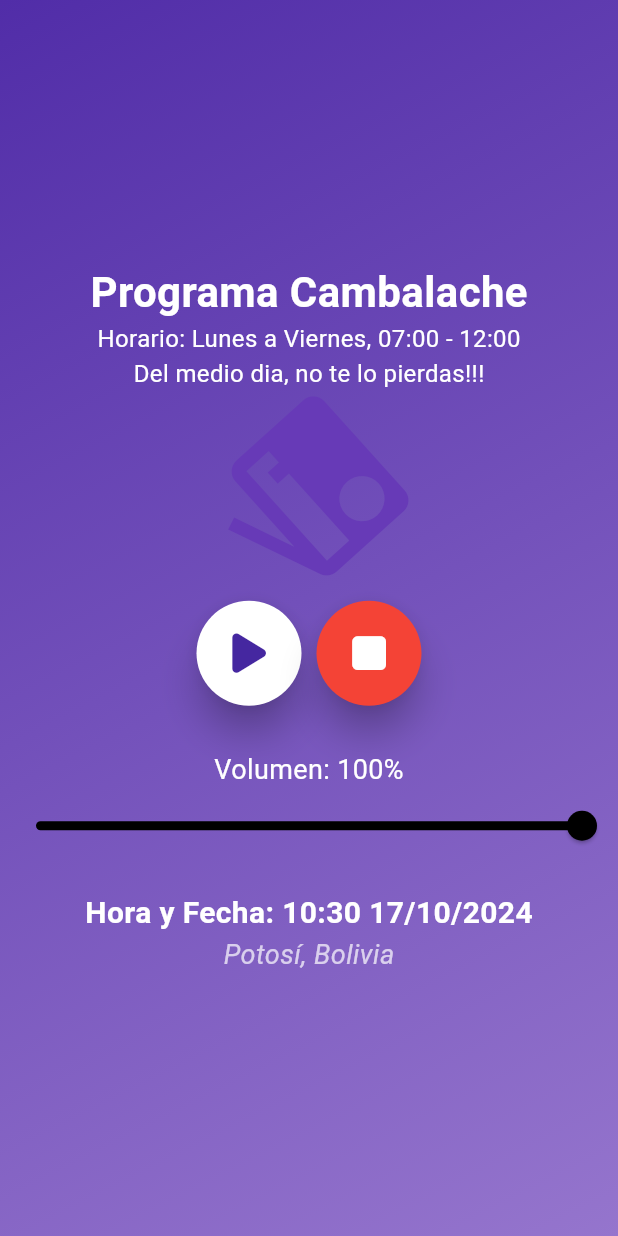
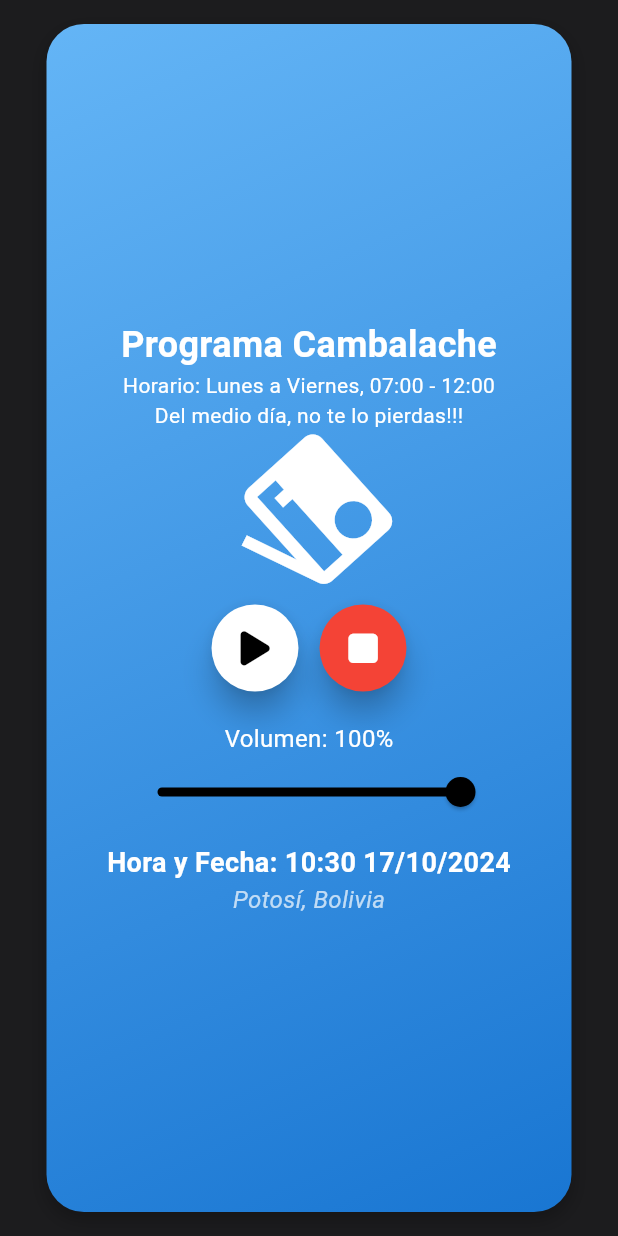
Before and after one commit to Marcelochoquecruz/INVESTIGACION-app-movil-anuncios-y-calsificados-, a Flutter app: the RadioView screen opened by its route, on a phone screen of 412 x 824 dp. Run offline on Flutter 3.47's test engine with Material 3 defaults, Android fonts, the phone set to English and light mode, and no system bars; our stand-ins replace audioplayers, carousel_slider, cloud_firestore, firebase_auth, firebase_core, font_awesome_flutter and 2 more; accounts and stored records are empty.

Commit message:
Estylo alredio funcionando

```diff
--- a/lib/views/radio_view.dart
+++ b/lib/views/radio_view.dart
@@ -10,7 +10,8 @@ class RadioView extends StatefulWidget {
   _RadioViewState createState() => _RadioViewState();
 }
 
-class _RadioViewState extends State<RadioView> with SingleTickerProviderStateMixin {
+class _RadioViewState extends State<RadioView>
+    with SingleTickerProviderStateMixin {
   final AudioPlayer _audioPlayer = AudioPlayer();
   bool _isPlaying = false;
   double _volume = 1.0;
@@ -37,7 +38,8 @@ class _RadioViewState extends State<RadioView> with SingleTickerProviderStateMix
       await _audioPlayer.pause();
       _animationController.stop();
     } else {
-      await _audioPlayer.play(UrlSource('https://azura2.bitstreaming.net:8000/radio128.aac'));
+      await _audioPlayer
+          .play(UrlSource('https://azura2.bitstreaming.net:8000/radio128.aac'));
       _animationController.repeat();
     }
     setState(() {
@@ -65,30 +67,50 @@ class _RadioViewState extends State<RadioView> with SingleTickerProviderStateMix
     return Scaffold(
       body: Container(
         decoration: BoxDecoration(
+          color: Color(0xFF1C1C1E), // Color de fondo oscuro estilo iOS
+        ),
+        child: Center(
+          child: Container(
+            width: 350, // Establece un ancho fijo para el contenedor
+            padding: const EdgeInsets.all(20), // Aumentar el padding
+            margin: const EdgeInsets.all(16),
+            decoration: BoxDecoration(
               gradient: LinearGradient(
-            colors: [Colors.deepPurple[700]!, Colors.deepPurple[300]!],
+                colors: [
+                  Colors.blue[300]!,
+                  Colors.blue[700]!
+                ], // Colores degradados
                 begin: Alignment.topLeft,
                 end: Alignment.bottomRight,
               ),
+              borderRadius: BorderRadius.circular(25),
+              boxShadow: [
+                BoxShadow(
+                  color: Colors.black26, // Sombra
+                  blurRadius: 10,
+                  offset: Offset(0, 5),
                 ),
-        child: Center(
+              ],
+            ),
             child: Column(
               mainAxisAlignment: MainAxisAlignment.center,
               children: [
                 const Text(
                   'Programa Cambalache',
-                style: TextStyle(fontSize: 28, fontWeight: FontWeight.bold, color: Colors.white),
+                  style: TextStyle(
+                      fontSize: 24,
+                      fontWeight: FontWeight.bold,
+                      color: Colors.white),
                 ),
-
                 const Text(
                   'Horario: Lunes a Viernes, 07:00 - 12:00',
-                style: TextStyle(fontSize: 16, color: Colors.white),
+                  style: TextStyle(fontSize: 14, color: Colors.white),
                 ),
                 const Text(
-                'Del medio dia, no te lo pierdas!!!',
-                style: TextStyle(fontSize: 16, color: Colors.white),
+                  'Del medio día, no te lo pierdas!!!',
+                  style: TextStyle(fontSize: 14, color: Colors.white),
                 ),
-              const SizedBox(height: 10),
+                const SizedBox(height: 8),
                 AnimatedBuilder(
                   animation: _animationController,
                   builder: (_, child) {
@@ -99,11 +121,11 @@ class _RadioViewState extends State<RadioView> with SingleTickerProviderStateMix
                   },
                   child: const Icon(
                     Icons.radio,
-                  size: 120,
-                  color: Colors.deepPurple,
+                    size: 100,
+                    color: Colors.white,
                   ),
                 ),
-              const SizedBox(height: 10),
+                const SizedBox(height: 8),
                 Row(
                   mainAxisAlignment: MainAxisAlignment.center,
                   children: [
@@ -112,38 +134,42 @@ class _RadioViewState extends State<RadioView> with SingleTickerProviderStateMix
                       style: ElevatedButton.styleFrom(
                         backgroundColor: Colors.white,
                         shape: const CircleBorder(),
-                      padding: const EdgeInsets.all(20),
-                      elevation: 10,
+                        padding: const EdgeInsets.all(16),
+                        elevation: 8,
                       ),
                       child: Icon(
-                      _isPlaying ? FontAwesomeIcons.pause : FontAwesomeIcons.play,
-                      size: 30,
-                      color: Colors.deepPurple[800],
+                        _isPlaying
+                            ? FontAwesomeIcons.pause
+                            : FontAwesomeIcons.play,
+                        size: 26,
+                        color: Colors.black,
                       ),
                     ),
-                  const SizedBox(width: 10),
+                    const SizedBox(width: 8),
                     ElevatedButton(
                       onPressed: _stopPlayback,
                       style: ElevatedButton.styleFrom(
                         backgroundColor: Colors.red,
                         shape: const CircleBorder(),
-                      padding: const EdgeInsets.all(20),
-                      elevation: 10,
+                        padding: const EdgeInsets.all(16),
+                        elevation: 8,
                       ),
                       child: const Icon(
                         FontAwesomeIcons.stop,
-                      size: 30,
+                        size: 26,
                         color: Colors.white,
                       ),
                     ),
                   ],
                 ),
-              const SizedBox(height: 30),
+                const SizedBox(height: 20),
                 Text(
                   'Volumen: ${(_volume * 100).toInt()}%',
-                style: const TextStyle(fontSize: 18, color: Colors.white),
+                  style: const TextStyle(fontSize: 16, color: Colors.white),
                 ),
-              Slider(
+                Container(
+                  width: 250, // Ancho reducido del slider
+                  child: Slider(
                     value: _volume,
                     onChanged: _setVolume,
                     min: 0,
@@ -151,15 +177,19 @@ class _RadioViewState extends State<RadioView> with SingleTickerProviderStateMix
                     activeColor: Colors.black,
                     inactiveColor: Colors.grey[400],
                   ),
-              const SizedBox(height: 20),
+                ),
+                const SizedBox(height: 10),
                 Text(
                   'Hora y Fecha: ${DateFormat('HH:mm dd/MM/yyyy').format(DateTime.now())}',
-                style: const TextStyle(fontSize: 20, color: Colors.white, fontWeight: FontWeight.bold),
+                  style: const TextStyle(
+                      fontSize: 18,
+                      fontWeight: FontWeight.bold,
+                      color: Colors.white),
                 ),
                 const Text(
                   'Potosí, Bolivia',
                   style: TextStyle(
-                    fontSize: 18,
+                      fontSize: 16,
                       fontStyle: FontStyle.italic,
                       color: Colors.white70),
                 ),
@@ -167,6 +197,7 @@ class _RadioViewState extends State<RadioView> with SingleTickerProviderStateMix
             ),
           ),
         ),
+      ),
     );
   }
 }
```
Lines whose indentation alone changed are shown as unchanged.
